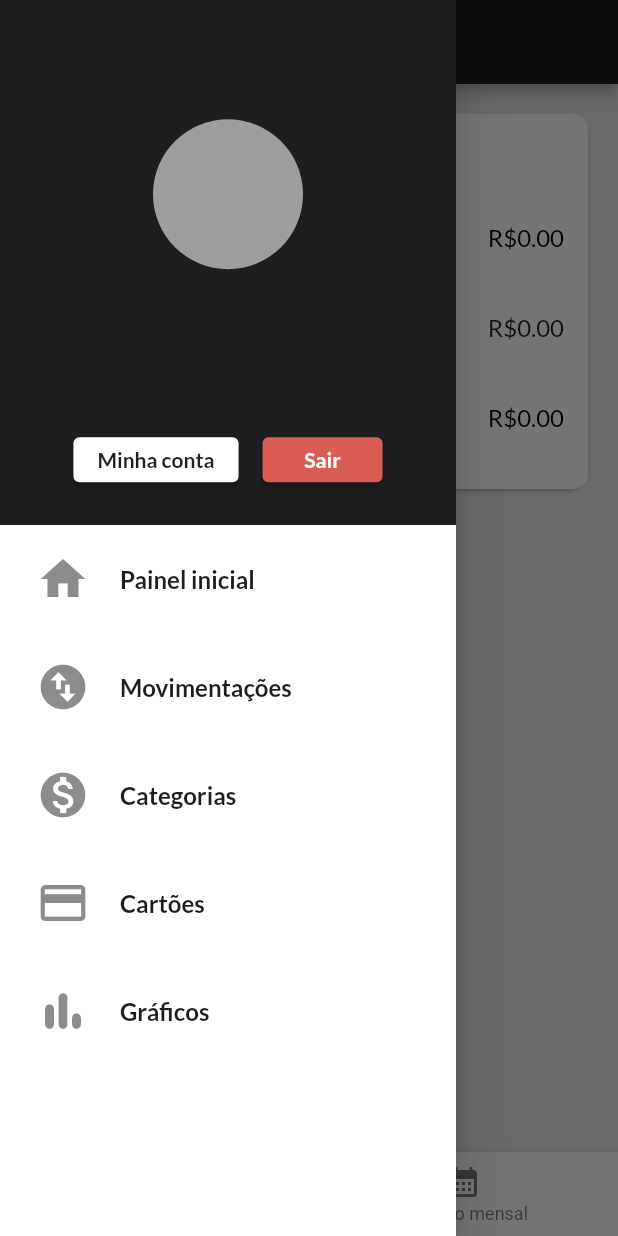
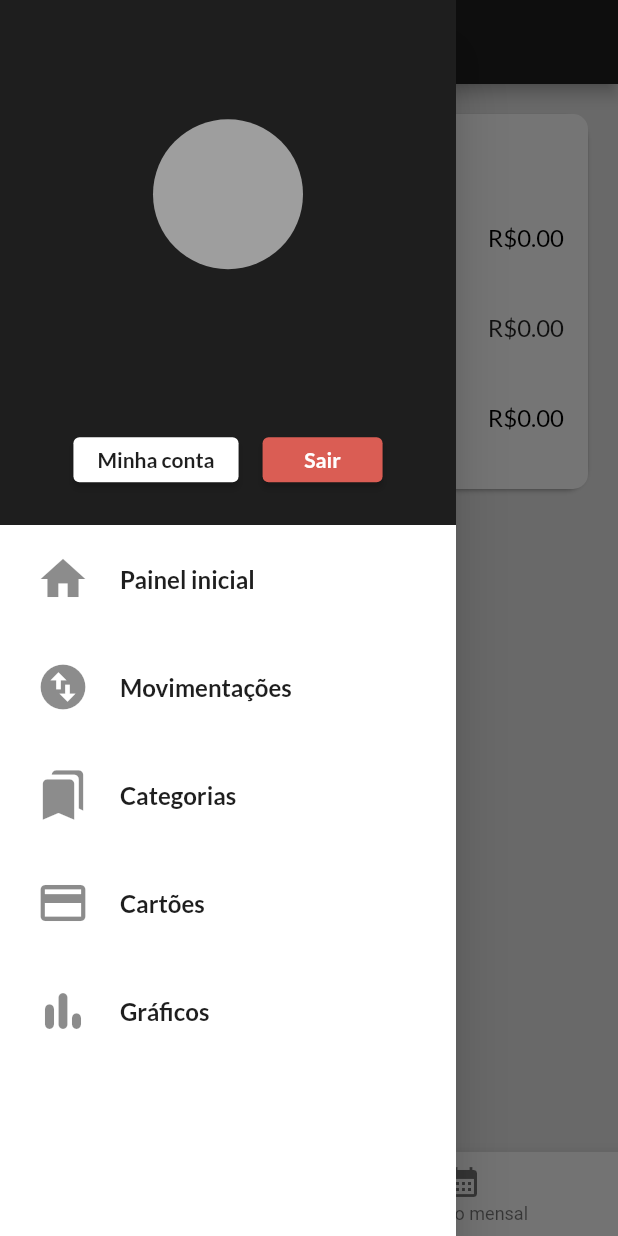
Before and after one commit to RodrigoVieira06/projeto-controle-financeiro, a Flutter app: the screen it shows once a user with an empty profile is signed in, with the side drawer open, on a phone screen of 412 x 824 dp. Run offline on Flutter 3.47's test engine with Material 2 defaults, Android fonts, the phone set to English and light mode, and no system bars; our stand-ins replace cloud_firestore, currency_text_input_formatter, firebase_auth, firebase_core, flutter_modular, flutter_triple and 1 more; accounts and stored records are empty.

Commit message:
Alterado o ícone de categorias no drawer.

```diff
--- a/lib/components/drawer/drawer_widget.dart
+++ b/lib/components/drawer/drawer_widget.dart
@@ -152,7 +152,7 @@ class DrawerWidget extends StatelessWidget {
           Padding(
             padding: const EdgeInsets.all(8.0),
             child: ListTile(
-              leading: const Icon(Icons.monetization_on),
+              leading: const Icon(Icons.bookmarks_rounded),
               title: Text(
                 'Categorias',
                 style: TextStyle(
```
